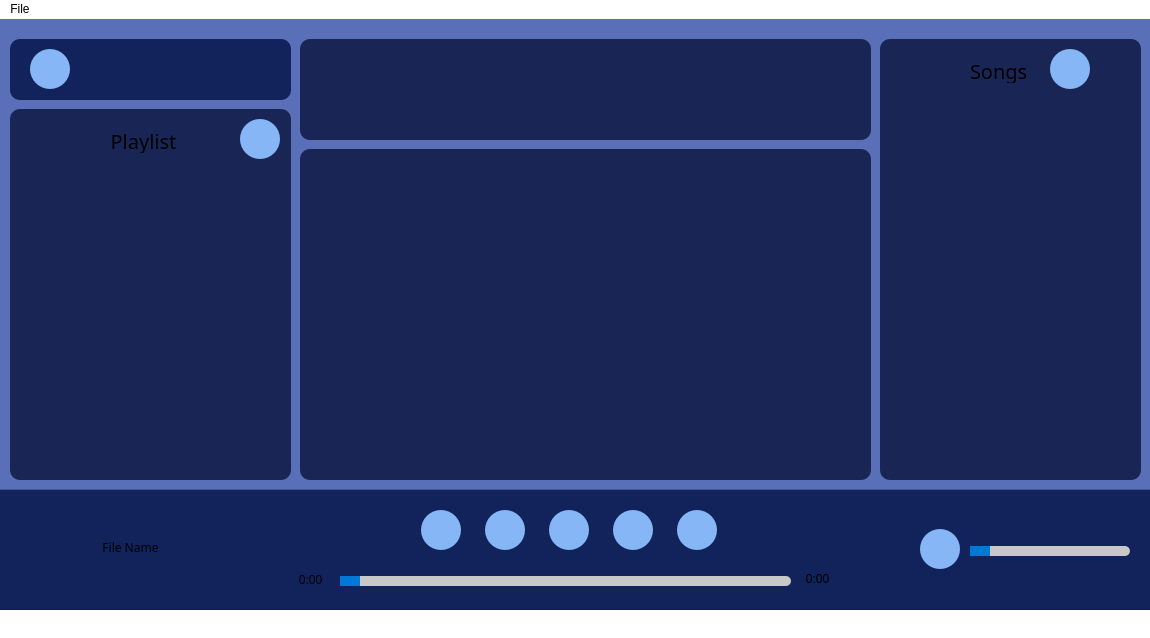
Old version of the form forms/mainwindow.ui in the repository whatdislol/Symmo.
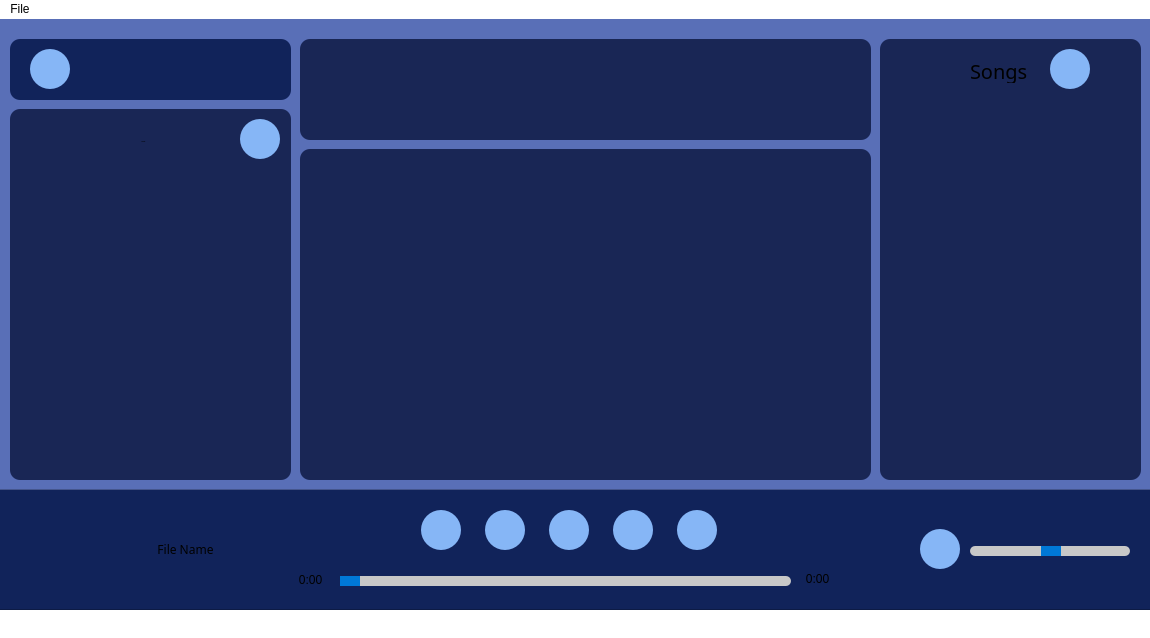
New version of the form.

Commit message: Add functionality to the song progress bar and mute button, and add QTranslator

Diff of the .ui file:
```diff
--- a/forms/mainwindow.ui
+++ b/forms/mainwindow.ui
@@ -256,6 +256,9 @@
                 border-radius: 10px;
   }</string>
      </property>
+     <property name="value">
+      <number>50</number>
+     </property>
      <property name="orientation">
       <enum>Qt::Horizontal</enum>
      </property>
@@ -321,10 +324,10 @@
     <widget class="QLabel" name="label_filename">
      <property name="geometry">
       <rect>
-       <x>50</x>
+       <x>90</x>
        <y>50</y>
-       <width>181</width>
-       <height>16</height>
+       <width>211</width>
+       <height>20</height>
       </rect>
      </property>
      <property name="font">
@@ -401,10 +404,16 @@
        <font>
         <family>STHeiti</family>
         <pointsize>-1</pointsize>
+        <bold>true</bold>
        </font>
       </property>
       <property name="styleSheet">
-       <string notr="true">font-size: 20px;</string>
+       <string notr="true">font-size: 20px;
+QLabel {
+    color: white;
+}
+
+</string>
       </property>
       <property name="text">
        <string>Playlist</string>
```
Left out of the diff: 16 changed lines with no effect on the pictures. The commit also changes 3 other files.
